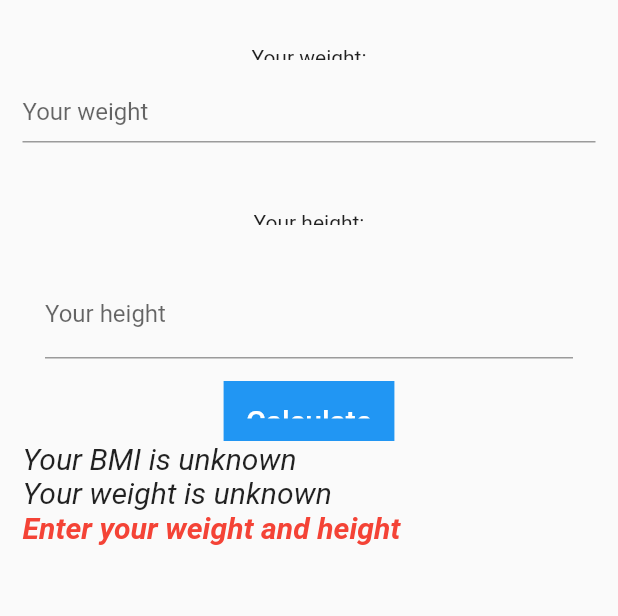
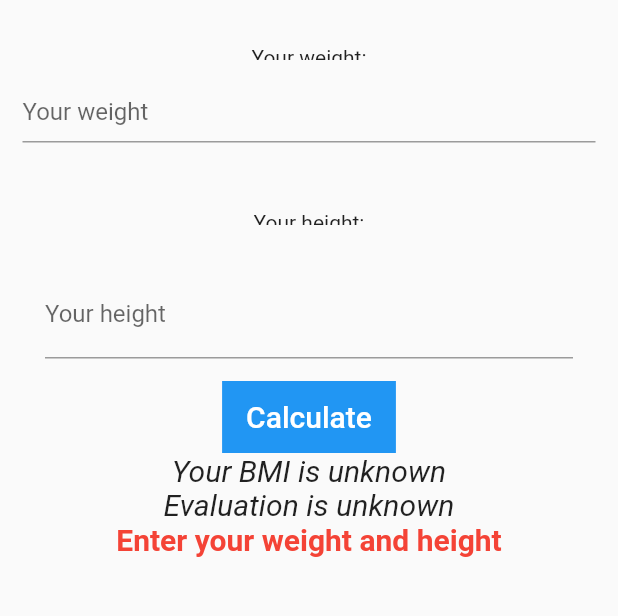
Before and after one commit to islamahmad/bmi_calculator, a Flutter app: the screen it shows after launch, after a tap on "Calculate", on a phone screen of 412 x 824 dp, the part 144-760 px from its top. Run offline on Flutter 3.47's test engine with Material 2 defaults, Android fonts, the phone set to English and light mode, and no system bars.

Commit message:
first commit after adding files

```diff
--- a/lib/main.dart
+++ b/lib/main.dart
@@ -9,7 +9,8 @@ class BMIApp extends StatelessWidget {
   @override
   Widget build(BuildContext context) {
     return MaterialApp(
-      title: 'Flutter Demo',
+      debugShowCheckedModeBanner: false,
+      title: 'BMI Calculator',
       home: BMIHome(),
     );
   }
--- a/lib/ui/BMIHome.dart
+++ b/lib/ui/BMIHome.dart
@@ -24,7 +24,7 @@ class BMIHomeState extends State<BMIHome> {
             double.parse(heightTextController.text));
       } else {
         warning = 'Enter your weight and height';
-        judgement = 'unknown';
+        judgement = 'Evaluation is unknown';
         calcdBMI = 'unknown';
       }
     });
@@ -39,11 +39,11 @@ class BMIHomeState extends State<BMIHome> {
   void judgeBMI(String calcdBMI) {
     double BMI = double.parse(calcdBMI);
     if (BMI < 20.0) {
-      judgement = 'thin';
+      judgement = 'Thin';
     } else if (BMI > 25.0) {
-      judgement = 'over weight';
+      judgement = 'Over weight';
     } else {
-      judgement = 'alright';
+      judgement = 'Alright';
     }
   }
 
@@ -111,11 +111,9 @@ class BMIHomeState extends State<BMIHome> {
                   ),
                 ),
                 Container(
-                  height: 40.0,
                   color: Colors.blue,
                   child: FlatButton(
                     onPressed: calculateBMI,
-                    padding: EdgeInsets.all(_paddingConst),
                     child: Text(
                       'Calculate',
                       style: TextStyle(
@@ -128,6 +126,10 @@ class BMIHomeState extends State<BMIHome> {
               ],
             ),
           ),
+          Container(
+            child: Column(
+              mainAxisAlignment: MainAxisAlignment.center,
+              children: <Widget>[
                 Text(
                   'Your BMI is $calcdBMI',
                   style: TextStyle(
@@ -136,7 +138,7 @@ class BMIHomeState extends State<BMIHome> {
                   ),
                 ),
                 Text(
-            'Your weight is $judgement',
+                  '$judgement',
                   style: TextStyle(
                     fontSize: 20.0,
                     fontStyle: FontStyle.italic,
@@ -146,9 +148,12 @@ class BMIHomeState extends State<BMIHome> {
                   '$warning',
                   style: TextStyle(
                     fontSize: 20.0,
-              fontStyle: FontStyle.italic,
                     color: Colors.red,
                     fontWeight: FontWeight.bold,
+                  ),
+                ),
+                //showDialog(context: context ,builder: (context) => warning),
+              ],
             ),
           ),
         ],
```
Also changed, not shown: 12 other files. Lines whose indentation alone changed are shown as unchanged.
